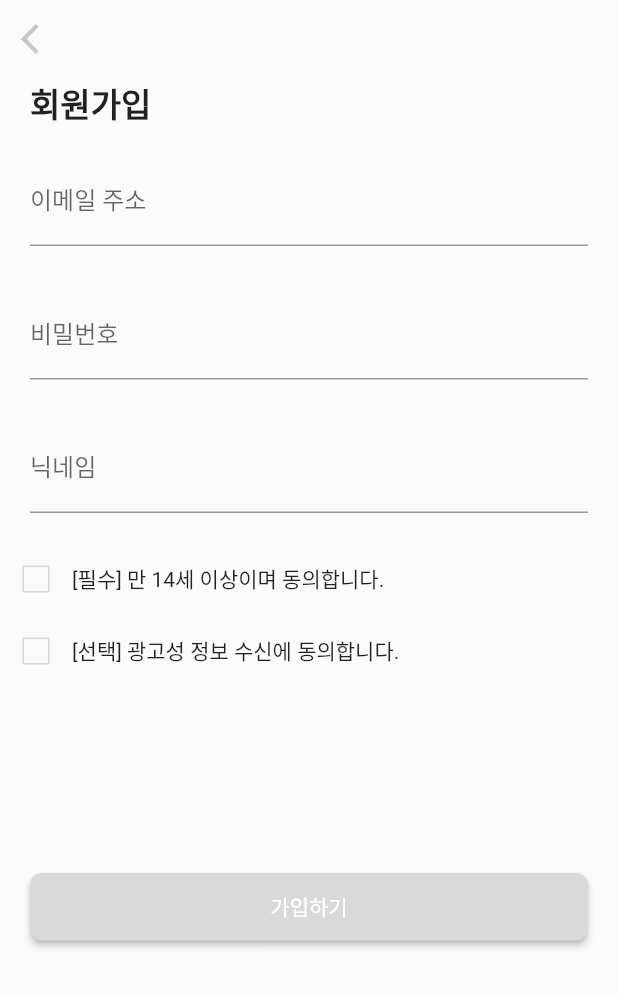
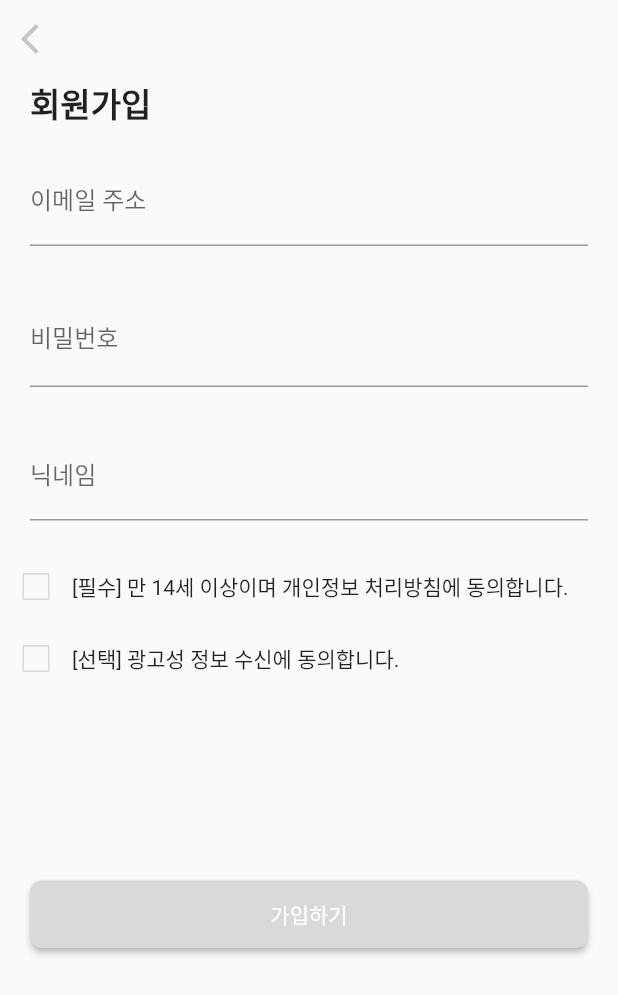
Before and after one commit to geongupark/POTL, a Flutter app: the LoginEmailSignup screen opened directly, after a tap on "가입하기", on a phone screen of 412 x 824 dp. Shown: the top 995 px of the screen. Run offline on Flutter 3.47's test engine with Material 2 defaults, Android fonts, the phone set to English and light mode, and no system bars; our stand-ins replace carousel_slider, cloud_firestore, firebase_auth, firebase_core, firebase_storage, google_maps_flutter and 2 more; missing offline and left inert: flutter_overlay_loader, kpostal; accounts and stored records are empty.

Commit message:
change something

```diff
--- a/lib/view/login/login_email_signup.dart
+++ b/lib/view/login/login_email_signup.dart
@@ -1,8 +1,6 @@
 import 'package:flutter/material.dart';
 import 'package:potl/service/auth_service.dart';
-import 'package:potl/util/confing.dart';
 import 'package:provider/provider.dart';
-import 'package:flutter_overlay_loader/flutter_overlay_loader.dart';
 
 class LoginEmailSignup extends StatefulWidget {
   const LoginEmailSignup({Key? key}) : super(key: key);
@@ -25,15 +23,6 @@ class _LoginEmailSignupState extends State<LoginEmailSignup> {
   String passwordText = '';
   TextEditingController nicknameController = TextEditingController();
   String nicknameText = '';
-  DateTime _tappedJoin = DateTime.now();
-
-  @override
-  void dispose() {
-    Loader.hide();
-    print("Called dispose");
-
-    super.dispose();
-  }
 
   @override
   Widget build(BuildContext context) {
@@ -94,6 +83,7 @@ class _LoginEmailSignupState extends State<LoginEmailSignup> {
                           obscureText: true,
                           decoration: InputDecoration(
                             labelText: "비밀번호",
+                            hintText: "영문, 숫자, 특수문자 조합 8자리 이상",
                           ),
                         ),
                         SizedBox(
@@ -128,7 +118,7 @@ class _LoginEmailSignupState extends State<LoginEmailSignup> {
                           color: Color.fromRGBO(217, 217, 217, 1),
                         ),
                       ),
-                      Text("[필수] 만 14세 이상이며 동의합니다."),
+                      Text("[필수] 만 14세 이상이며 개인정보 처리방침에 동의합니다."),
                     ],
                   ),
                   Row(
@@ -162,12 +152,6 @@ class _LoginEmailSignupState extends State<LoginEmailSignup> {
                         onPressed: () {
                           if (isButtonEnabled) {
                             // 회원가입
-                            if (DateTime.now()
-                                    .difference(_tappedJoin)
-                                    .inMilliseconds >
-                                buttonTime) {
-                              _tappedJoin = DateTime.now();
-                              Loader.show(context);
                             authService.signUp(
                               email: emailController.text,
                               password: passwordController.text,
@@ -182,14 +166,12 @@ class _LoginEmailSignupState extends State<LoginEmailSignup> {
                               },
                               onError: (err) {
                                 // 에러 발생
-                                  Loader.hide();
                                 ScaffoldMessenger.of(context)
                                     .showSnackBar(SnackBar(
                                   content: Text(err),
                                 ));
                               },
                             );
-                            }
                           }
                         },
                         child: Text("가입하기"),
```
Also changed, not shown: lib/view/login/login_email.dart (+2 -27 lines), pubspec.lock. Lines whose indentation alone changed are shown as unchanged.
